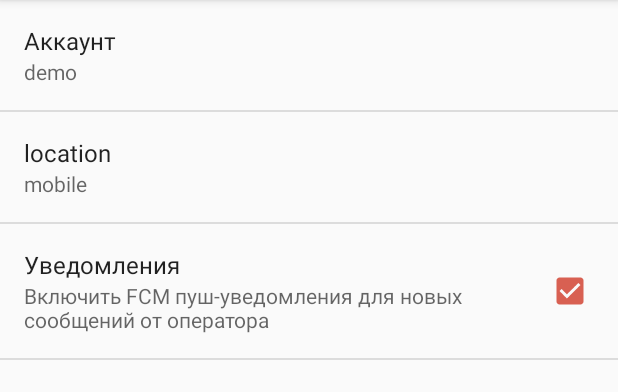
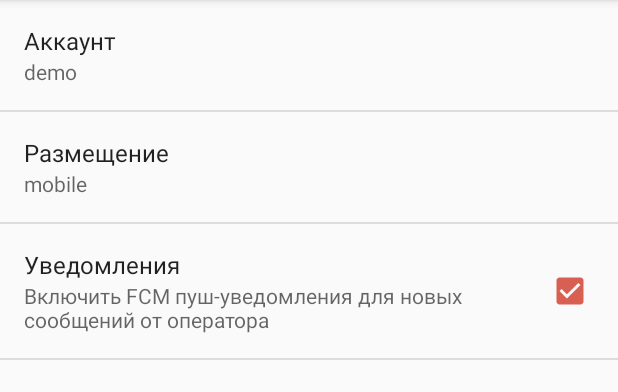
Before and after one commit to webim/webim-android-sdk-demo, an Android app: the screen it shows after launch (SettingsActivity), after a tap on "Настройки", on a phone screen of 412 x 824 dp, the part 84-476 px from its top. Run offline under Robolectric (Android 15) with nearby library versions, the phone set to English and light mode, and no system bars; libraries missing offline, so code that uses them is left out: com.crashlytics.android, io.fabric.sdk; 1 statement that could not run was skipped.

Commit message:
Version 3.20.4

```diff
--- a/demo/build.gradle
+++ b/demo/build.gradle
@@ -61,7 +61,7 @@ android {
 }
 
 dependencies {
-    compile 'com.webimapp.sdk:webimclientsdkandroid:3.20.3'
+    compile 'com.webimapp.sdk:webimclientsdkandroid:3.20.4'
     compile 'com.astuetz:pagerslidingtabstrip:1.0.1'
     compile 'com.github.bumptech.glide:glide:3.7.0'
     compile 'com.github.bumptech.glide:okhttp3-integration:1.4.0@aar'
--- a/demo/src/main/res/values/strings.xml
+++ b/demo/src/main/res/values/strings.xml
@@ -46,7 +46,7 @@
     <string name="prefs_account_title">Аккаунт</string>
     <string name="prefs_account_summary">Имя Webim аккаунта или полный адрес сервера (например, \'demo\' или \'https://demo.webim.ru\')</string>
     <string name="prefs_location_summary">location</string>
-    <string name="prefs_location_title">location</string>
+    <string name="prefs_location_title">Размещение</string>
 
     <string name="typing">пишет…</string>
 
```
Also changed, not shown: 1 other file.
